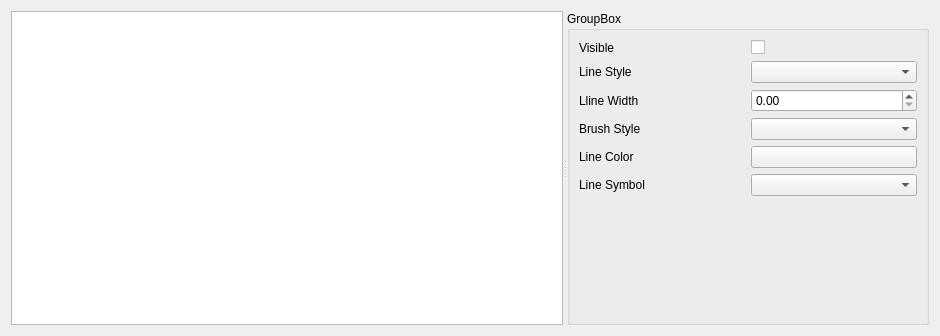
Old version of the form itom1DQwtPlot/widgetCurveProperties.ui in the repository itom-project/designerPlugins.
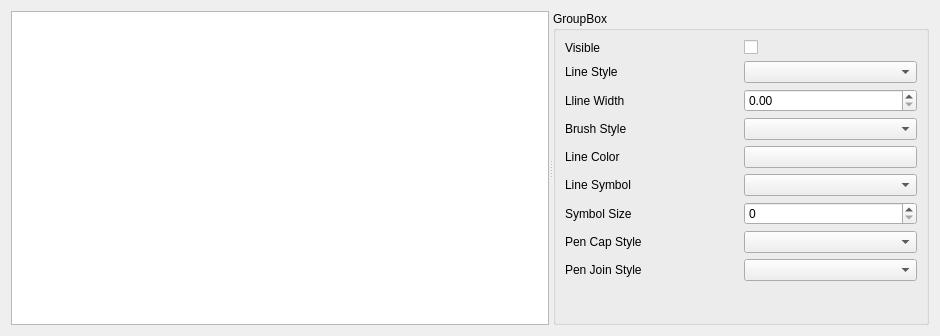
New version of the form. Custom widgets are drawn as their Qt base class.

Commit message: all public properties are now available over the CurveProperties dialog

The edit to the form file:
```diff
--- a/itom1DQwtPlot/widgetCurveProperties.ui
+++ b/itom1DQwtPlot/widgetCurveProperties.ui
@@ -29,16 +29,6 @@
        <string>GroupBox</string>
       </property>
       <layout class="QGridLayout" name="gridLayout">
-       <item row="1" column="3">
-        <widget class="QComboBox" name="comboBoxLineStyle"/>
-       </item>
-       <item row="0" column="3">
-        <widget class="QCheckBox" name="checkBoxVisible">
-         <property name="text">
-          <string/>
-         </property>
-        </widget>
-       </item>
        <item row="3" column="2">
         <widget class="QLabel" name="label_4">
          <property name="text">
@@ -56,7 +46,7 @@
          </property>
         </widget>
        </item>
-       <item row="6" column="2">
+       <item row="9" column="2">
         <spacer name="verticalSpacer">
          <property name="orientation">
           <enum>Qt::Vertical</enum>
@@ -76,6 +66,19 @@
          </property>
         </widget>
        </item>
+       <item row="6" column="3">
+        <widget class="QSpinBox" name="spinBoxSymbolSize"/>
+       </item>
+       <item row="7" column="2">
+        <widget class="QLabel" name="label_8">
+         <property name="text">
+          <string>Pen Cap Style</string>
+         </property>
+        </widget>
+       </item>
+       <item row="7" column="3">
+        <widget class="QComboBox" name="comboBoxCapStyle"/>
+       </item>
        <item row="1" column="2">
         <widget class="QLabel" name="label">
          <property name="text">
@@ -100,11 +103,41 @@
          </property>
         </widget>
        </item>
+       <item row="6" column="2">
+        <widget class="QLabel" name="label_7">
+         <property name="text">
+          <string>Symbol Size</string>
+         </property>
+        </widget>
+       </item>
+       <item row="1" column="3">
+        <widget class="QComboBox" name="comboBoxLineStyle"/>
+       </item>
        <item row="5" column="3">
         <widget class="QComboBox" name="comboBoxLineSymbol"/>
        </item>
        <item row="4" column="3">
-        <widget class="ColorPickerButton" name="ColorPickerButtonLineStyle"/>
+        <widget class="ColorPickerButton" name="colorPickerButtonLineStyle"/>
+       </item>
+       <item row="0" column="3">
+        <widget class="QCheckBox" name="checkBoxVisible">
+         <property name="text">
+          <string/>
+         </property>
+         <property name="tristate">
+          <bool>true</bool>
+         </property>
+        </widget>
+       </item>
+       <item row="8" column="2">
+        <widget class="QLabel" name="label_9">
+         <property name="text">
+          <string>Pen Join Style</string>
+         </property>
+        </widget>
+       </item>
+       <item row="8" column="3">
+        <widget class="QComboBox" name="comboBoxJoinStyle"/>
        </item>
       </layout>
      </widget>
```
The commit also changes 4 other files.
